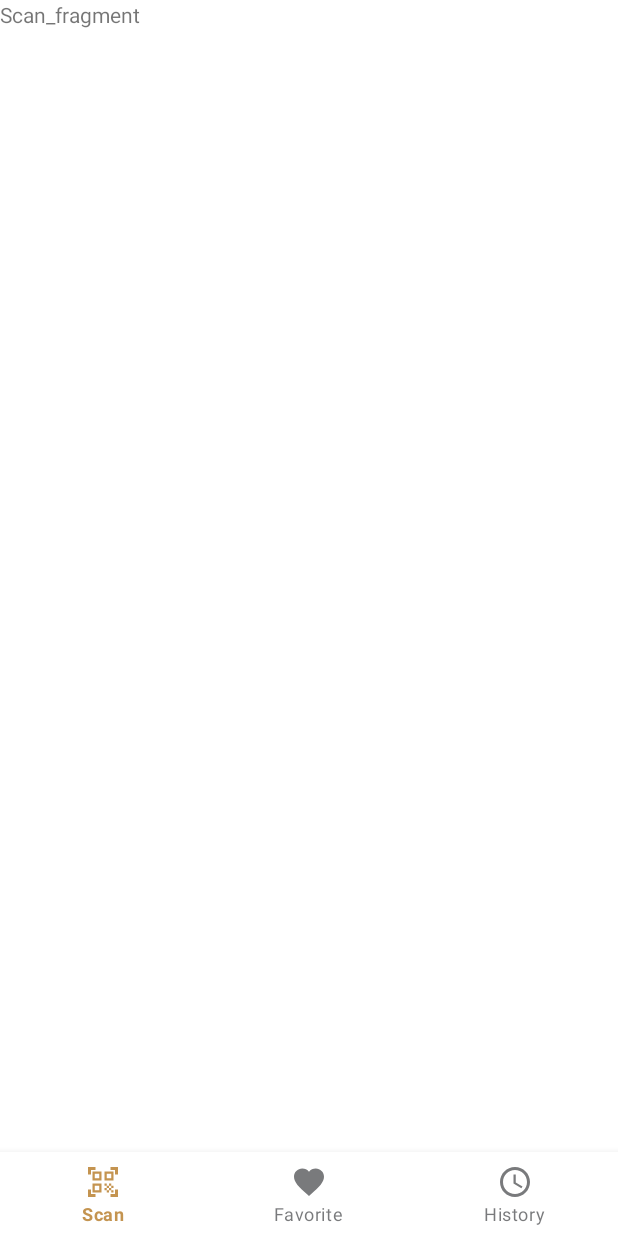
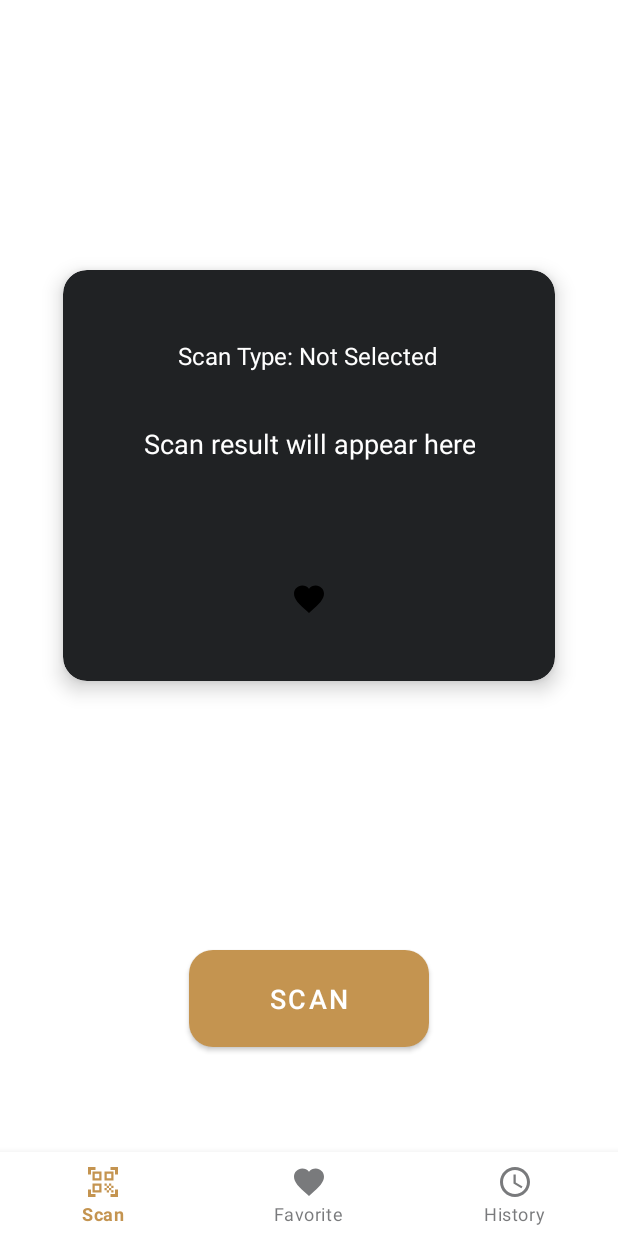
Before and after one commit to AsmaaKhaledGomaa/BarcodeScanner, an Android app: the screen it shows after launch (MainActivity), on a phone screen of 412 x 824 dp. Run offline under Robolectric (Android 15) with nearby library versions, the phone set to English and light mode, and no system bars.

Commit message:
Update xml

```diff
--- /dev/null
+++ b/app/src/main/res/drawable/nav_item_icon.xml
@@ -0,0 +1,5 @@
+<?xml version="1.0" encoding="utf-8"?>
+<selector xmlns:android="http://schemas.android.com/apk/res/android">
+    <item android:drawable="@color/nav_item_selected" android:state_checked="true"/>
+    <item android:drawable="@color/nav_item_unselected"/>
+</selector>
--- /dev/null
+++ b/app/src/main/res/drawable/nav_item_text_color.xml
@@ -0,0 +1,5 @@
+<?xml version="1.0" encoding="utf-8"?>
+<selector xmlns:android="http://schemas.android.com/apk/res/android">
+<item android:textColor="@color/nav_item_selected" android:state_checked="true"/>
+<item android:textColor="@color/nav_item_unselected"/>
+</selector>
--- /dev/null
+++ b/app/src/main/res/drawable/rounded_button.xml
@@ -0,0 +1,5 @@
+<?xml version="1.0" encoding="utf-8"?>
+<shape xmlns:android="http://schemas.android.com/apk/res/android">
+    <solid android:color="@color/gray" />
+    <corners android:radius="16dp" />
+</shape>
--- a/app/src/main/res/layout/fragment_favorite.xml
+++ b/app/src/main/res/layout/fragment_favorite.xml
@@ -5,9 +5,9 @@
     android:layout_height="match_parent"
     tools:context=".presentation.fragment.FavoriteFragment">
 
-    <TextView
+    <androidx.recyclerview.widget.RecyclerView
+        android:id="@+id/recyclerView"
         android:layout_width="match_parent"
-        android:layout_height="match_parent"
-        android:text="Favorite_fragment" />
+        android:layout_height="match_parent" />
 
 </FrameLayout>
--- a/app/src/main/res/layout/fragment_scan.xml
+++ b/app/src/main/res/layout/fragment_scan.xml
@@ -1,13 +1,86 @@
 <?xml version="1.0" encoding="utf-8"?>
-<FrameLayout xmlns:android="http://schemas.android.com/apk/res/android"
+<androidx.constraintlayout.widget.ConstraintLayout xmlns:android="http://schemas.android.com/apk/res/android"
+    xmlns:app="http://schemas.android.com/apk/res-auto"
     xmlns:tools="http://schemas.android.com/tools"
     android:layout_width="match_parent"
     android:layout_height="match_parent"
     tools:context=".presentation.fragment.ScanFragment">
 
-    <TextView
-        android:layout_width="match_parent"
-        android:layout_height="match_parent"
-        android:text="Scan_fragment" />
+    <!-- CardView for Scan Result -->
+    <androidx.cardview.widget.CardView
+        android:id="@+id/scanResultCard"
+        android:layout_width="0dp"
+        android:layout_height="wrap_content"
+        android:layout_margin="42dp"
+        app:cardCornerRadius="16dp"
+        app:cardElevation="8dp"
+        app:layout_constraintBottom_toTopOf="@id/scanButton"
+        app:layout_constraintEnd_toEndOf="parent"
+        app:layout_constraintStart_toStartOf="parent"
+        app:layout_constraintTop_toTopOf="parent"
+        android:backgroundTint="@color/gray">
 
-</FrameLayout>
+        <!-- LinearLayout to separate Scan Type and Scan Result -->
+        <LinearLayout
+            android:layout_width="match_parent"
+            android:layout_height="wrap_content"
+            android:layout_gravity="center"
+            android:gravity="center"
+            android:orientation="vertical"
+            android:padding="30dp">
+
+            <!-- Scan Type TextView -->
+            <TextView
+                android:id="@+id/scanType"
+                android:layout_width="wrap_content"
+                android:layout_height="wrap_content"
+                android:layout_marginTop="16dp"
+                android:text="Scan Type: Not Selected"
+                android:textSize="16sp"
+                android:gravity="center"
+                android:textColor="@color/white"/>
+
+            <!-- Scan Result TextView -->
+            <TextView
+                android:id="@+id/scanResult"
+                android:layout_width="wrap_content"
+                android:layout_height="wrap_content"
+                android:layout_marginTop="35dp"
+                android:layout_marginBottom="16dp"
+                android:autoLink="web"
+                android:linksClickable="true"
+                android:gravity="center"
+                android:text="Scan result will appear here"
+                android:textSize="18sp"
+                android:textColor="@color/white"/>
+
+            <ImageButton
+                android:id="@+id/favoriteButton"
+                android:layout_width="50dp"
+                android:layout_height="50dp"
+                android:background="?android:attr/selectableItemBackgroundBorderless"
+                android:src="@drawable/ic_favorite"
+                android:layout_marginTop="50dp"
+                android:foregroundGravity="center"/>
+
+        </LinearLayout>
+
+    </androidx.cardview.widget.CardView>
+
+    <!-- Scan Button -->
+    <Button
+        android:id="@+id/scanButton"
+        android:layout_width="160dp"
+        android:layout_height="wrap_content"
+        android:layout_marginBottom="70dp"
+        android:background="@drawable/rounded_button"
+        android:gravity="center"
+        android:padding="14dp"
+        android:text="Scan"
+        android:textColor="@android:color/white"
+        android:textSize="18sp"
+        app:layout_constraintBottom_toBottomOf="parent"
+        app:layout_constraintEnd_toEndOf="parent"
+        app:layout_constraintStart_toStartOf="parent" />
+
+</androidx.constraintlayout.widget.ConstraintLayout>
```
Also changed, not shown: app/src/main/res/layout/fragment_history.xml (+6 -3 lines), app/src/main/res/layout/item_favorite_scan.xml (added, +46 -0 lines).
